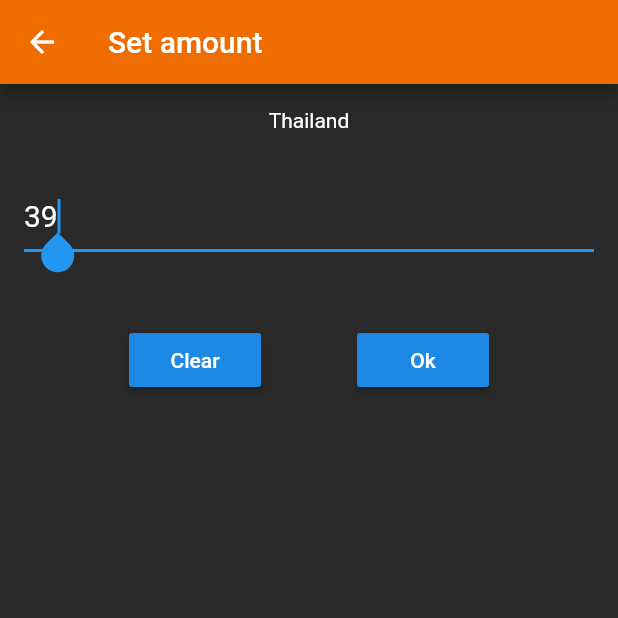
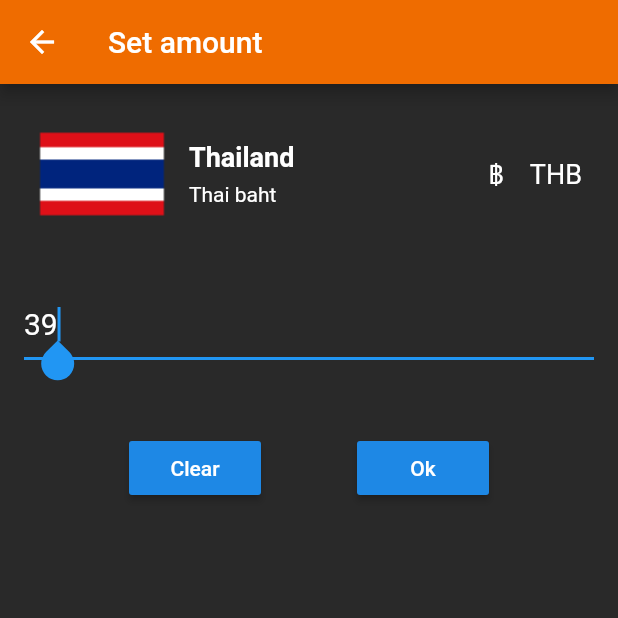
Before and after one commit to kris-el/valutex, a Flutter app: the screen it shows after launch, after a tap on "Thailand", on a phone screen of 412 x 824 dp, the top half of it. Run offline on Flutter 3.47's test engine with Material 2 defaults, Android fonts, the phone set to English and light mode, and no system bars; network calls fail.

Commit message:
Refine input amount screen, reuse currency widget

```diff
--- a/todo.txt
+++ b/todo.txt
@@ -1,7 +1,3 @@
-
-Refine input amount screen
-- Add flag country and currency
-
 Fix max amount to number of digits 200,000euro
 
 Currency converter: Set european notation 1.000.000,00
--- a/valutex_vibe/lib/amount_screen.dart
+++ b/valutex_vibe/lib/amount_screen.dart
@@ -1,4 +1,5 @@
 import 'package:flutter/material.dart';
+import 'currency_core.dart';
 
 class AmountScreen extends StatefulWidget {
   final String countryName;
@@ -17,6 +18,10 @@ class AmountScreen extends StatefulWidget {
     this.currencySymbol,
     this.initialAmount,
   })  : assert(countryName != null),
+        assert(flagCode != null),
+        assert(currencyName != null),
+        assert(currencyCode != null),
+        assert(currencySymbol != null),
         assert(initialAmount != null),
         super(key: key);
 
@@ -66,7 +71,12 @@ class _AmountScreenState extends State<AmountScreen> {
 
     final upperBox = Padding(
       padding: EdgeInsets.all(16.0),
-      child: Text(widget.countryName),
+      child: CurrencyCore(
+        flagCode: widget.flagCode,
+        detail1: widget.countryName,
+        detail2: widget.currencyName,
+        tail: '${widget.currencySymbol}    ${widget.currencyCode}',
+      ),
     );
 
     final inputBox = Padding(
--- a/valutex_vibe/lib/currency.dart
+++ b/valutex_vibe/lib/currency.dart
@@ -1,9 +1,8 @@
 import 'package:flutter/material.dart';
 import 'package:meta/meta.dart';
 import 'amount_screen.dart';
+import 'currency_core.dart';
 
-final _rowHeight = 88.0;
-final _borderRadius = BorderRadius.circular(_rowHeight / 10);
 typedef void InputCallback(String newCurrency, num newAmount);
 
 class Currency extends StatelessWidget {
@@ -43,7 +42,8 @@ class Currency extends StatelessWidget {
                   currencySymbol: currencySymbol,
                   initialAmount: (currentAmount == null)
                       ? 1.0
-                    : double.parse(currentAmount)),
+                      : double.parse(currentAmount),
+                ),
           ),
         );
     callback(currencyCode, amount);
@@ -52,70 +52,20 @@ class Currency extends StatelessWidget {
 
   @override
   Widget build(BuildContext context) {
-    final countryBox = Container(
-      color: Colors.transparent,
-      child: Image.asset(
-          "assets/images/flags/country_${flagCode.toLowerCase()}_64.png",
-          fit: BoxFit.fitHeight),
-    );
-
-    final detailsBox = Expanded(
-      child: Padding(
-          padding: EdgeInsets.all(4.0),
-          child: Column(
-            crossAxisAlignment: CrossAxisAlignment.stretch,
-            mainAxisAlignment: MainAxisAlignment.center,
-            children: <Widget>[
-              Text(
-                '$countryName',
-                style: TextStyle(fontWeight: FontWeight.bold, fontSize: 18.0),
-                textAlign: TextAlign.left,
-              ),
-              Container(
-                height: 6.0,
-              ),
-              Text(
-                '$currencyName',
-                style: TextStyle(fontSize: 14.0),
-              ),
-            ],
-          )
-          //Text('${widget.countryName}'),
-          ),
-    );
-
-    final exchangeBox = Padding(
-      padding: EdgeInsets.all(8.0),
-      child: Center(
-        child: Text(
-          "$currencySymbol $currentAmount",
-          style: TextStyle(fontSize: 18.0),
-          textAlign: TextAlign.right,
-        ),
-      ),
-    );
-
     return Material(
-      child: Container(
-        height: _rowHeight,
       child: InkWell(
-          borderRadius: _borderRadius,
-          child: Row(
-            crossAxisAlignment: CrossAxisAlignment.stretch,
-            children: <Widget>[
-              Container(width: 8.0),
-              countryBox,
-              Container(width: 10.0),
-              detailsBox,
-              exchangeBox
-            ],
+        borderRadius: BorderRadius.circular(18.0),
+        child: CurrencyCore(
+          flagCode: flagCode,
+          detail1: countryName,
+          detail2: currencyName,
+          tail: '$currencySymbol $currentAmount',
         ),
         onTap: () {
           //_navigateToChangeAmount(context);
           openAmount(context, countryName);
         },
       ),
-      ),
     );
   }
 }
--- /dev/null
+++ b/valutex_vibe/lib/currency_core.dart
@@ -0,0 +1,84 @@
+import 'package:flutter/material.dart';
+
+
+class CurrencyCore extends StatelessWidget {
+  final String flagCode;
+  final String detail1;
+  final String detail2;
+  final String detail3;
+  final String tail;
+
+
+  const CurrencyCore({
+    Key key,
+    @required this.flagCode,
+    @required this.detail1,
+    @required this.detail2,
+    this.detail3,
+    @required this.tail,
+  })  : assert(flagCode != null),
+        assert(detail1 != null),
+        assert(detail2 != null),
+        assert(tail != null),
+        super(key: key);
+
+  @override
+  Widget build(BuildContext context) {
+    final countryBox = Container(
+      color: Colors.transparent,
+      child: Image.asset(
+          "assets/images/flags/country_${flagCode.toLowerCase()}_64.png",
+          fit: BoxFit.fitHeight),
+    );
+
+    final detailsBox = Expanded(
+      child: Padding(
+          padding: EdgeInsets.all(4.0),
+          child: Column(
+            crossAxisAlignment: CrossAxisAlignment.stretch,
+            mainAxisAlignment: MainAxisAlignment.center,
+            children: <Widget>[
+              Text(
+                detail1,
+                style: TextStyle(fontWeight: FontWeight.bold, fontSize: 18.0),
+                textAlign: TextAlign.left,
+              ),
+              Container(
+                height: 6.0,
+              ),
+              Text(
+                detail2,
+                style: TextStyle(fontSize: 14.0),
+              ),
+            ],
+          )
+          //Text('${widget.countryName}'),
+          ),
+    );
+
+    final exchangeBox = Padding(
+      padding: EdgeInsets.all(8.0),
+      child: Center(
+        child: Text(
+          tail,
+          style: TextStyle(fontSize: 18.0),
+          textAlign: TextAlign.right,
+        ),
+      ),
+    );
+
+    return Container(
+      height: 88.0,
+      child: Row(
+        crossAxisAlignment: CrossAxisAlignment.stretch,
+        children: <Widget>[
+          Container(width: 8.0),
+          countryBox,
+          Container(width: 10.0),
+          detailsBox,
+          exchangeBox
+        ],
+      ),
+    );
+  }
+}
```
Lines whose indentation alone changed are shown as unchanged.
